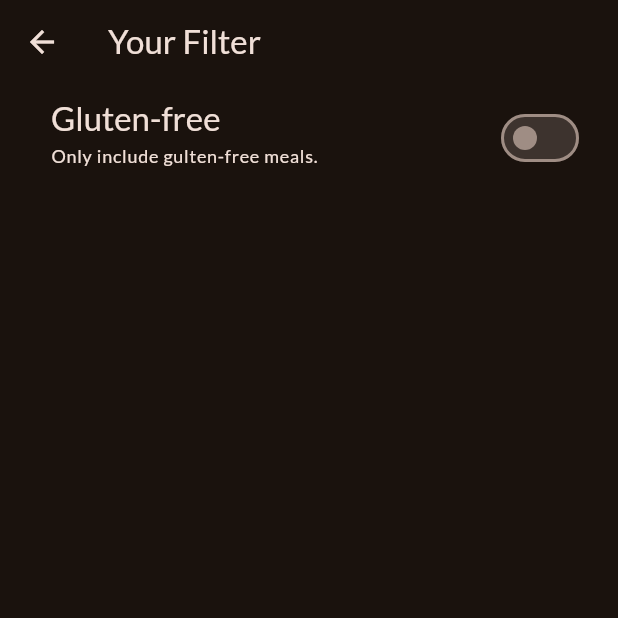
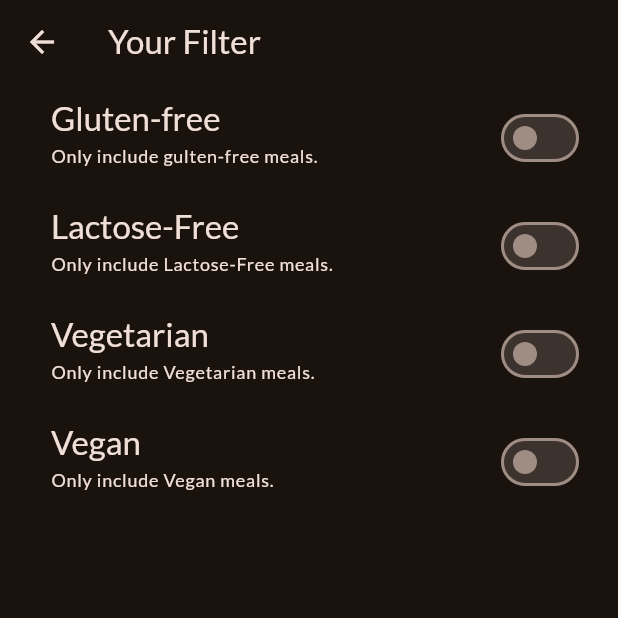
Before and after one commit to PyaeSone99/Meals_app, a Flutter app: the FiltersScreen screen opened directly, on a phone screen of 412 x 824 dp, the top half of it. Run offline on Flutter 3.47's test engine with Material 3 defaults, Android fonts, the phone set to English and light mode, and no system bars; our stand-ins replace google_fonts, transparent_image.

Commit message:
171 - Adding More Filter Options

```diff
--- a/lib/screens/filter.dart
+++ b/lib/screens/filter.dart
@@ -14,6 +14,9 @@ class FiltersScreen extends StatefulWidget {
 class _FilterScreenState extends State<FiltersScreen> {
 
   var _gultenFreeFilterSet = false;
+  var _lactoseFreeFilterSet = false;
+  var _vegetarianFilterSet = false;
+  var _veganFilterSet = false;
 
   @override
   Widget build(BuildContext context) {
@@ -56,6 +59,72 @@ class _FilterScreenState extends State<FiltersScreen> {
             ),
             activeColor: Theme.of(context).colorScheme.tertiary,
             contentPadding: const EdgeInsets.only(left: 34,right: 22),
+          ),
+          SwitchListTile(
+            value: _lactoseFreeFilterSet,
+            onChanged: (isChecked){
+              setState(() {
+                _lactoseFreeFilterSet = isChecked;
+              });
+            },
+            title: Text(
+              'Lactose-Free',
+              style: Theme.of(context).textTheme.titleLarge!.copyWith(
+                color: Theme.of(context).colorScheme.onBackground,
+              ),
+            ),
+            subtitle: Text(
+              'Only include Lactose-Free meals.',
+              style: Theme.of(context).textTheme.labelMedium!.copyWith(
+                color: Theme.of(context).colorScheme.onBackground,
+              ),
+            ),
+            activeColor: Theme.of(context).colorScheme.tertiary,
+            contentPadding: const EdgeInsets.only(left: 34,right: 22),
+          ),
+          SwitchListTile(
+            value: _vegetarianFilterSet,
+            onChanged: (isChecked){
+              setState(() {
+                _vegetarianFilterSet = isChecked;
+              });
+            },
+            title: Text(
+              'Vegetarian',
+              style: Theme.of(context).textTheme.titleLarge!.copyWith(
+                color: Theme.of(context).colorScheme.onBackground,
+              ),
+            ),
+            subtitle: Text(
+              'Only include Vegetarian meals.',
+              style: Theme.of(context).textTheme.labelMedium!.copyWith(
+                color: Theme.of(context).colorScheme.onBackground,
+              ),
+            ),
+            activeColor: Theme.of(context).colorScheme.tertiary,
+            contentPadding: const EdgeInsets.only(left: 34,right: 22),
+          ),
+          SwitchListTile(
+            value: _veganFilterSet,
+            onChanged: (isChecked){
+              setState(() {
+                _veganFilterSet = isChecked;
+              });
+            },
+            title: Text(
+              'Vegan',
+              style: Theme.of(context).textTheme.titleLarge!.copyWith(
+                color: Theme.of(context).colorScheme.onBackground,
+              ),
+            ),
+            subtitle: Text(
+              'Only include Vegan meals.',
+              style: Theme.of(context).textTheme.labelMedium!.copyWith(
+                color: Theme.of(context).colorScheme.onBackground,
+              ),
+            ),
+            activeColor: Theme.of(context).colorScheme.tertiary,
+            contentPadding: const EdgeInsets.only(left: 34,right: 22),
           )
         ],
       ),
```
